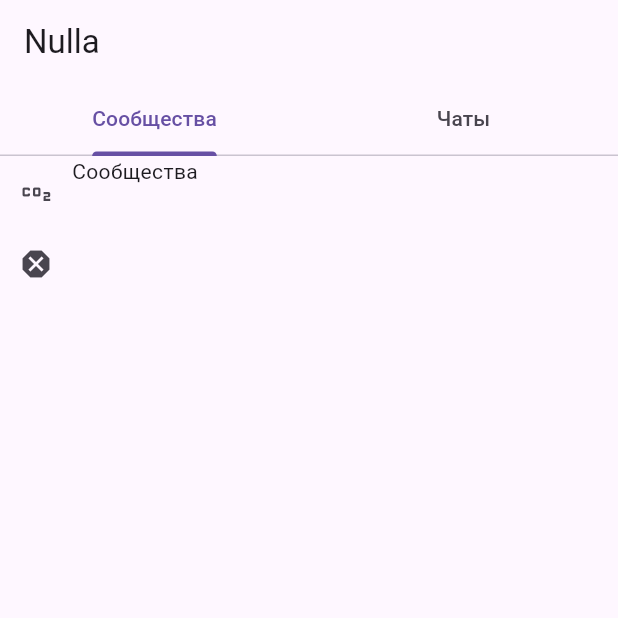
After one commit to altamino/apps, a Flutter app: the HomePage screen opened directly, on a phone screen of 412 x 824 dp, the top half of it. The commit adds this screen. Run offline on Flutter 3.47's test engine with Material 3 defaults, Android fonts, the phone set to English and light mode, and no system bars; our stand-ins replace convert, dio.

Commit message:
refactor start

```diff
--- a/lib/src/constants.dart
+++ b/lib/src/constants.dart
@@ -3,7 +3,7 @@ import 'package:dio/dio.dart';
 import 'ApiException.dart';
 import 'dart:convert' show json;
 
-Map<String, String> base_headers = {
+Map<String, String> baseHeaders = {
     "Accept-Language": "en-US",
     "User-Agent": "Apple iPhone16,2 iOS v16.2 Main/3.13.1",
     "Accept-Encoding": "gzip",
@@ -40,5 +40,5 @@ final requestWrapper = InterceptorsWrapper(
 final customOptions = BaseOptions(
     contentType: Headers.jsonContentType,
     baseUrl: "https://service.aminoapps.com/api/v1",
-    headers: base_headers
+    headers: baseHeaders
   );
--- /dev/null
+++ b/lib/ui/home_page.dart
@@ -0,0 +1,53 @@
+import 'package:flutter/material.dart';
+
+import 'widgets/side_menu.dart';
+
+class HomePage extends StatefulWidget {
+  const HomePage({super.key});
+
+  @override
+  HomePageState createState() => HomePageState();
+}
+
+class HomePageState extends State<HomePage> {
+  @override
+  Widget build(BuildContext context) {
+    return DefaultTabController(
+      length: 2,
+      child: Scaffold(
+        appBar: AppBar(
+          title: const Text('Nulla'),
+          bottom: const TabBar(
+              tabs: [
+                Tab(text: 'Сообщества'),
+                Tab(text: 'Чаты')
+              ]
+          ),
+        ),
+        body: SideMenu(
+          menuItems: [
+            IconButton(
+              onPressed: (){
+               debugPrint('123');
+              },
+              icon: const Icon(Icons.co2)
+            ),
+            IconButton(
+                onPressed: (){
+                  debugPrint('124');
+                },
+                icon: const Icon(Icons.dangerous)
+            ),
+          ],
+          child: const TabBarView(
+              children: [
+                Text('Сообщества'),
+                Text('Чаты')
+              ]
+          ),
+        )
+      ),
+
+    );
+  }
+}
--- /dev/null
+++ b/lib/ui/widgets/side_menu.dart
@@ -0,0 +1,19 @@
+import 'package:flutter/material.dart';
+
+class SideMenu extends StatelessWidget {
+  final Widget child;
+  final List<Widget> menuItems;
+  const SideMenu({required this.child, required this.menuItems, super.key});
+
+  @override
+  Widget build(BuildContext context){
+    return Row(
+      children: [
+        Column(
+          children: menuItems,
+        ),
+        Expanded(child: child)
+      ],
+    );
+  }
+}
```
Also changed, not shown: lib/api.dart (+12 -3 lines), lib/main.dart (+6 -139 lines), lib/src/client.dart (+22 -0 lines), lib/ui/login_page.dart (added, +124 -0 lines), lib/ui/widgets/list_decoration.dart (added, +19 -0 lines), lib/ui/community_page.dart (added).
